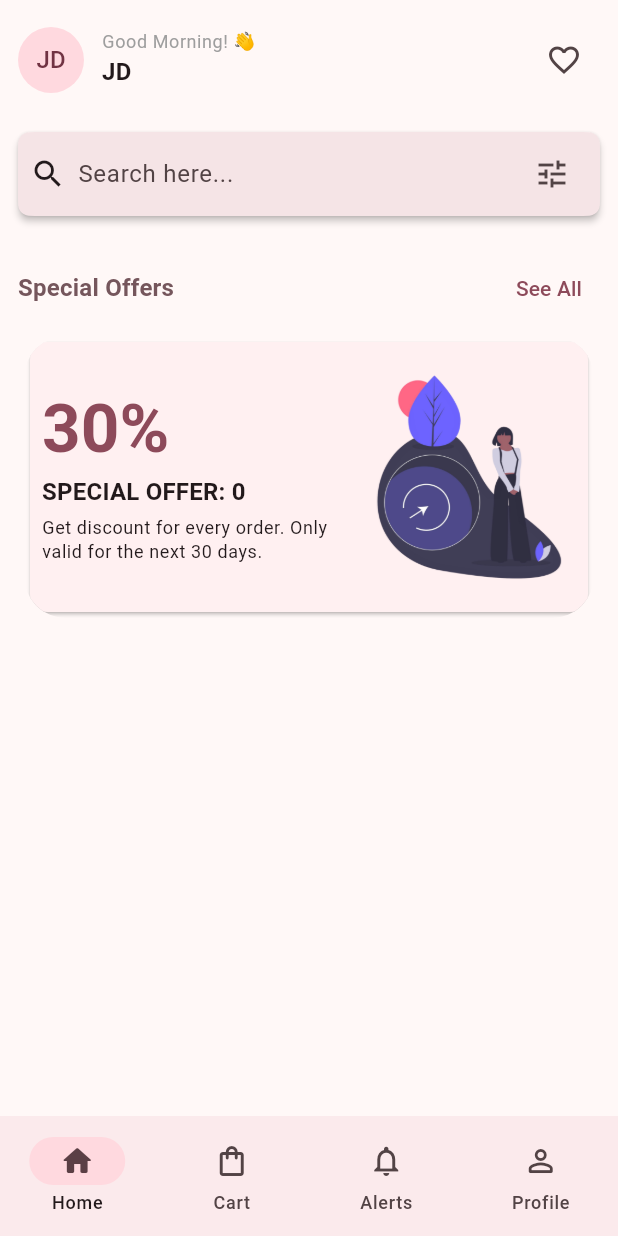
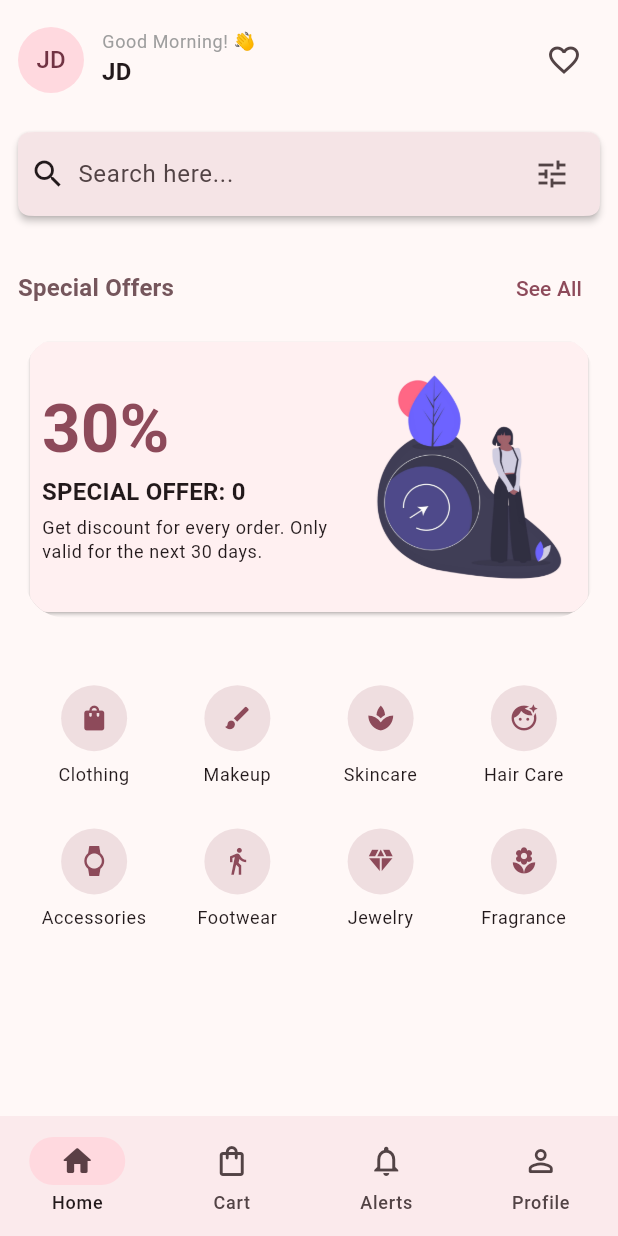
Before and after one commit to eedu7/lumio, a Flutter app: the screen it shows after launch, on a phone screen of 412 x 824 dp. Run offline on Flutter 3.47's test engine with Material 3 defaults, Android fonts, the light colour scheme and no system bars; our stand-ins replace email_validator, flutter_dotenv, go_router, supabase_flutter; accounts and stored records are empty.

Commit message:
feat: Add product categories section
Adds a new `ProductCategories` widget to the home page, allowing users to browse different product categories.

This includes:
- A new `ProductCategories` widget displaying a grid of categories.
- A `CategoryItem` widget for individual category representation.
- Swapping the `Cart` and `Profile` navigation routes to fix an ordering issue.
- Minor text wrapping adjustments in `SpecialOfferCard`.
- Correcting the title on the `ProfilePage`.

```diff
--- a/frontend/lib/core/config/app_router.dart
+++ b/frontend/lib/core/config/app_router.dart
@@ -56,13 +56,13 @@ final GoRouter appRouter = GoRouter(
           ],
         ),
 
-        // Branch Profile
+        // Branch Cart
         StatefulShellBranch(
           routes: [
             GoRoute(
-              path: AppRoutes.profile,
+              path: AppRoutes.cart,
               builder: (BuildContext context, GoRouterState state) =>
-                  const ProfilePage(),
+                  const CartPage(),
             ),
           ],
         ),
@@ -78,13 +78,13 @@ final GoRouter appRouter = GoRouter(
           ],
         ),
 
-        // Branch Cart
+        // Branch Profile
         StatefulShellBranch(
           routes: [
             GoRoute(
-              path: AppRoutes.cart,
+              path: AppRoutes.profile,
               builder: (BuildContext context, GoRouterState state) =>
-                  const CartPage(),
+                  const ProfilePage(),
             ),
           ],
         ),
--- a/frontend/lib/core/widgets/main_scaffold.dart
+++ b/frontend/lib/core/widgets/main_scaffold.dart
@@ -34,6 +34,7 @@ class MainScaffold extends StatelessWidget {
             selectedIcon: Icon(Icons.notifications_active),
             label: 'Alerts',
           ),
+
           NavigationDestination(
             icon: Icon(Icons.person_outline_rounded),
             selectedIcon: Icon(Icons.person_rounded),
--- a/frontend/lib/features/home/presentations/pages/home_page.dart
+++ b/frontend/lib/features/home/presentations/pages/home_page.dart
@@ -1,4 +1,5 @@
 import 'package:flutter/material.dart';
+import 'package:frontend/features/home/presentations/widgets/product_categories.dart';
 import 'package:frontend/features/home/presentations/widgets/product_search_bar.dart';
 import 'package:frontend/features/home/presentations/widgets/section_heading.dart';
 import 'package:frontend/features/home/presentations/widgets/special_offers.dart';
@@ -34,6 +35,9 @@ class HomePage extends StatelessWidget {
                   SpecialOffers(),
                 ],
               ),
+
+              // Categories
+              ProductCategories(),
             ],
           ),
         ),
--- /dev/null
+++ b/frontend/lib/features/home/presentations/widgets/category_item.dart
@@ -0,0 +1,46 @@
+import 'package:flutter/material.dart';
+import 'package:go_router/go_router.dart';
+
+class CategoryItem extends StatelessWidget {
+  final String label;
+  final IconData icon;
+  final String actionRoute;
+
+  const CategoryItem({
+    super.key,
+    required this.label,
+    required this.icon,
+    required this.actionRoute,
+  });
+
+  @override
+  Widget build(BuildContext context) {
+    final theme = Theme.of(context);
+    return InkWell(
+      borderRadius: BorderRadius.circular(12),
+      onTap: () => context.go(actionRoute),
+      child: Padding(
+        padding: const EdgeInsets.symmetric(vertical: 8),
+        child: Column(
+          spacing: 8.0,
+          mainAxisAlignment: MainAxisAlignment.center,
+          children: [
+            Material(
+              color: theme.colorScheme.surfaceContainerHighest,
+              shape: const CircleBorder(),
+              child: Padding(
+                padding: const EdgeInsets.all(12),
+                child: Icon(icon, size: 20, color: theme.colorScheme.primary),
+              ),
+            ),
+            Text(
+              label,
+              style: theme.textTheme.bodySmall,
+              textAlign: TextAlign.center,
+            ),
+          ],
+        ),
+      ),
+    );
+  }
+}
--- /dev/null
+++ b/frontend/lib/features/home/presentations/widgets/product_categories.dart
@@ -0,0 +1,65 @@
+import 'package:flutter/material.dart';
+import 'package:frontend/core/constants/app_routes.dart';
+import 'package:frontend/features/home/presentations/widgets/category_item.dart';
+
+class ProductCategories extends StatelessWidget {
+  const ProductCategories({super.key});
+
+  @override
+  Widget build(BuildContext context) {
+    return SizedBox(
+      width: double.infinity,
+      child: GridView.count(
+        shrinkWrap: true,
+        physics: const NeverScrollableScrollPhysics(),
+        primary: false,
+        padding: const EdgeInsets.all(8.0),
+        crossAxisSpacing: 10.0,
+        mainAxisSpacing: 10.0,
+        crossAxisCount: 4,
+        children: const <Widget>[
+          CategoryItem(
+            label: 'Clothing',
+            icon: Icons.shopping_bag,
+            actionRoute: AppRoutes.profile,
+          ),
+          CategoryItem(
+            label: 'Makeup',
+            icon: Icons.brush,
+            actionRoute: AppRoutes.notifications,
+          ),
+          CategoryItem(
+            label: 'Skincare',
+            icon: Icons.spa,
+            actionRoute: AppRoutes.cart,
+          ),
+          CategoryItem(
+            label: 'Hair Care',
+            icon: Icons.face_retouching_natural,
+            actionRoute: AppRoutes.cart,
+          ),
+          CategoryItem(
+            label: 'Accessories',
+            icon: Icons.watch,
+            actionRoute: AppRoutes.cart,
+          ),
+          CategoryItem(
+            label: 'Footwear',
+            icon: Icons.directions_walk,
+            actionRoute: AppRoutes.cart,
+          ),
+          CategoryItem(
+            label: 'Jewelry',
+            icon: Icons.diamond,
+            actionRoute: AppRoutes.cart,
+          ),
+          CategoryItem(
+            label: 'Fragrance',
+            icon: Icons.local_florist,
+            actionRoute: AppRoutes.cart,
+          ),
+        ],
+      ),
+    );
+  }
+}
--- a/frontend/lib/features/home/presentations/widgets/special_offer_card.dart
+++ b/frontend/lib/features/home/presentations/widgets/special_offer_card.dart
@@ -24,6 +24,7 @@ class SpecialOfferCard extends StatelessWidget {
                 spacing: 4.0,
                 children: [
                   Text(
+                    maxLines: 1,
                     '30%',
                     style: theme.textTheme.displayMedium?.copyWith(
                       fontWeight: FontWeight.w600,
@@ -31,6 +32,7 @@ class SpecialOfferCard extends StatelessWidget {
                     ),
                   ),
                   Text(
+                    maxLines: 1,
                     "SPECIAL OFFER: ${index}",
                     style: theme.textTheme.titleMedium?.copyWith(
                       fontWeight: FontWeight.w600,
@@ -40,6 +42,7 @@ class SpecialOfferCard extends StatelessWidget {
                     crossAxisAlignment: CrossAxisAlignment.start,
                     children: [
                       Text(
+                        maxLines: 2,
                         "Get discount for every order. Only valid for the next 30 days.",
                         style: theme.textTheme.bodySmall,
                       ),
--- a/frontend/lib/features/profile/presentations/pages/profile_page.dart
+++ b/frontend/lib/features/profile/presentations/pages/profile_page.dart
@@ -7,7 +7,7 @@ class ProfilePage extends StatelessWidget {
   Widget build(BuildContext context) {
     return const Center(
       child: Text(
-        'Cart Page',
+        'Profile Page',
         style: TextStyle(fontSize: 32, fontWeight: FontWeight.bold),
       ),
     );
```
